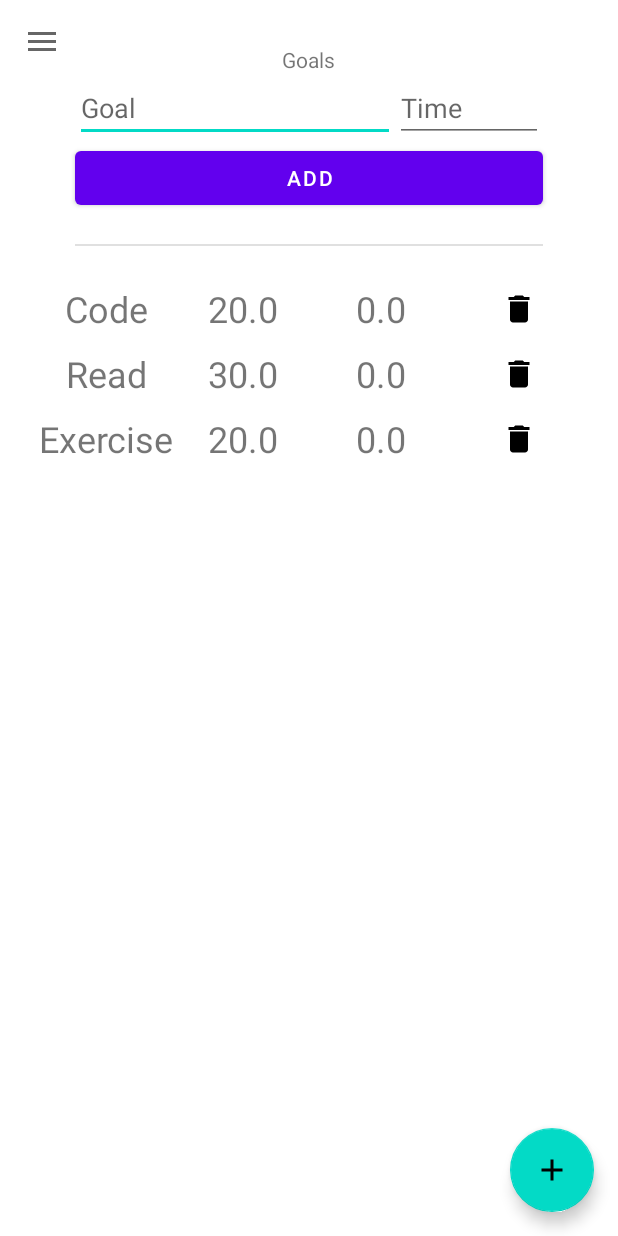
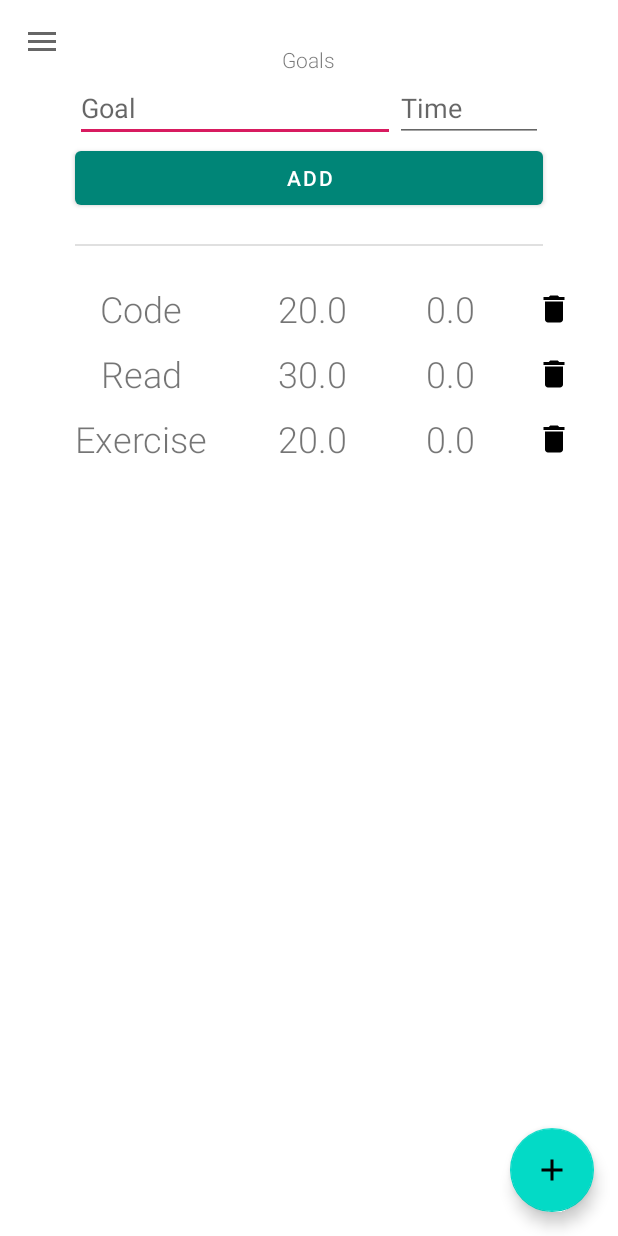
Before and after one commit to f4irline/task-scheduler, an Android app: the screen it shows after launch (GoalsActivity), in the side drawer, after a tap on "Goals", on a phone screen of 412 x 824 dp. Run offline under Robolectric (Android 15) with nearby library versions, the phone set to English and light mode, and no system bars; our stand-ins replace Room's generated code.

Commit message:
Fix styling of the app.
Change font to Roboto.

Fix margins on goals and tasks.

Fix activation of item on navigation drawer.

```diff
--- a/app/src/main/AndroidManifest.xml
+++ b/app/src/main/AndroidManifest.xml
@@ -8,7 +8,7 @@
         android:label="@string/app_name"
         android:roundIcon="@mipmap/ic_launcher_round"
         android:supportsRtl="true"
-        android:theme="@style/Theme.MaterialComponents.Light.NoActionBar">
+        android:theme="@style/AppTheme">
         <activity android:name=".MainActivity">
             <intent-filter>
                 <action android:name="android.intent.action.MAIN" />
--- a/app/src/main/java/com/github/f4irline/taskscheduler/BaseActivity.java
+++ b/app/src/main/java/com/github/f4irline/taskscheduler/BaseActivity.java
@@ -77,7 +77,7 @@ public class BaseActivity extends AppCompatActivity {
     private void setUpNav() {
         drawerLayout = (DrawerLayout) findViewById(R.id.drawer_layout);
         drawerToggle = new ActionBarDrawerToggle(BaseActivity.this, drawerLayout, R.string.app_name, R.string.app_name);
-        drawerLayout.setDrawerListener(drawerToggle);
+        drawerLayout.addDrawerListener(drawerToggle);
 
         getSupportActionBar().setHomeButtonEnabled(true);
         getSupportActionBar().setDisplayHomeAsUpEnabled(true);
@@ -87,6 +87,7 @@ public class BaseActivity extends AppCompatActivity {
 
         navigationView.setNavigationItemSelectedListener(new NavigationView.OnNavigationItemSelectedListener() {
 
+            @Override
             public boolean onNavigationItemSelected(MenuItem menuItem) {
                 menuItem.setChecked(true);
 
@@ -125,7 +126,18 @@ public class BaseActivity extends AppCompatActivity {
             }
         });
 
+        setNavigationViewCheckedItem();
         drawerToggle.syncState();
+    }
+
+    private void setNavigationViewCheckedItem() {
+        if (this.getClass().equals(MainActivity.class)) {
+            navigationView.setCheckedItem(R.id.nav_dash);
+        } else if (this.getClass().equals(GoalsActivity.class)) {
+            navigationView.setCheckedItem(R.id.nav_goals);
+        } else {
+            navigationView.setCheckedItem(R.id.nav_tasks);
+        }
     }
 
     @Override
--- a/app/src/main/res/layout/activity_base.xml
+++ b/app/src/main/res/layout/activity_base.xml
@@ -36,5 +36,6 @@
         android:layout_height="match_parent"
         android:layout_gravity="start"
         android:fitsSystemWindows="true"
-        app:menu="@menu/nav_items" />
+        app:menu="@menu/nav_items"
+        app:itemTextAppearance="@style/RobotoMenuItemStyle"/>
 </androidx.drawerlayout.widget.DrawerLayout>
--- a/app/src/main/res/layout/item_goal.xml
+++ b/app/src/main/res/layout/item_goal.xml
@@ -12,7 +12,7 @@
         android:id="@+id/goal_name"
         android:layout_width="0dp"
         android:layout_height="wrap_content"
-        android:layout_weight="1"
+        android:layout_weight="3"
         android:textAlignment="center"
         android:textSize="24sp" />
 
@@ -20,7 +20,7 @@
         android:id="@+id/goal_time"
         android:layout_width="0dp"
         android:layout_height="wrap_content"
-        android:layout_weight="1"
+        android:layout_weight="2"
         android:textAlignment="center"
         android:textSize="24sp" />
 
@@ -28,7 +28,7 @@
         android:id="@+id/goal_done"
         android:layout_width="0dp"
         android:layout_height="wrap_content"
-        android:layout_weight="1"
+        android:layout_weight="2"
         android:textAlignment="center"
         android:textSize="24sp" />
 
--- a/app/src/main/res/layout/item_task.xml
+++ b/app/src/main/res/layout/item_task.xml
@@ -1,20 +1,19 @@
 <?xml version="1.0" encoding="utf-8"?>
-<LinearLayout
-    xmlns:android="http://schemas.android.com/apk/res/android"
+<LinearLayout xmlns:android="http://schemas.android.com/apk/res/android"
     xmlns:app="http://schemas.android.com/apk/res-auto"
+    xmlns:style="http://schemas.android.com/tools"
     android:orientation="horizontal"
     android:layout_width="match_parent"
     android:layout_height="wrap_content"
     android:paddingTop="5dp"
     android:paddingBottom="5dp"
-    android:layout_marginStart="5dp"
-    >
+    android:layout_marginStart="5dp">
 
     <TextView
         android:id="@+id/task_name"
         android:layout_width="0dp"
         android:layout_height="wrap_content"
-        android:layout_weight="1"
+        android:layout_weight="2"
         android:textAlignment="center"
         android:textSize="24sp" />
 
--- a/app/src/main/res/values/styles.xml
+++ b/app/src/main/res/values/styles.xml
@@ -1,11 +1,24 @@
 <resources>
 
     <!-- Base application theme. -->
-    <style name="AppTheme" parent="Theme.MaterialComponents.Light">
+    <style name="AppTheme" parent="Theme.MaterialComponents.Light.NoActionBar">
         <!-- Customize your theme here. -->
         <item name="colorPrimary">@color/colorPrimary</item>
         <item name="colorPrimaryDark">@color/colorPrimaryDark</item>
         <item name="colorAccent">@color/colorAccent</item>
+        <item name="android:textViewStyle">@style/RobotoTextViewStyle</item>
+        <item name="android:buttonStyle">@style/RobotoButtonStyle</item>
     </style>
 
+    <style name="RobotoTextViewStyle" parent="android:Widget.TextView">
+        <item name="android:fontFamily">sans-serif-light</item>
+    </style>
+
+    <style name="RobotoButtonStyle" parent="android:Widget.Holo.Button">
+        <item name="android:fontFamily">sans-serif-light</item>
+    </style>
+
+    <style name="RobotoMenuItemStyle" parent="android:Widget.TextView">
+        <item name="android:fontFamily">sans-serif-condensed-medium</item>
+    </style>
 </resources>
```
